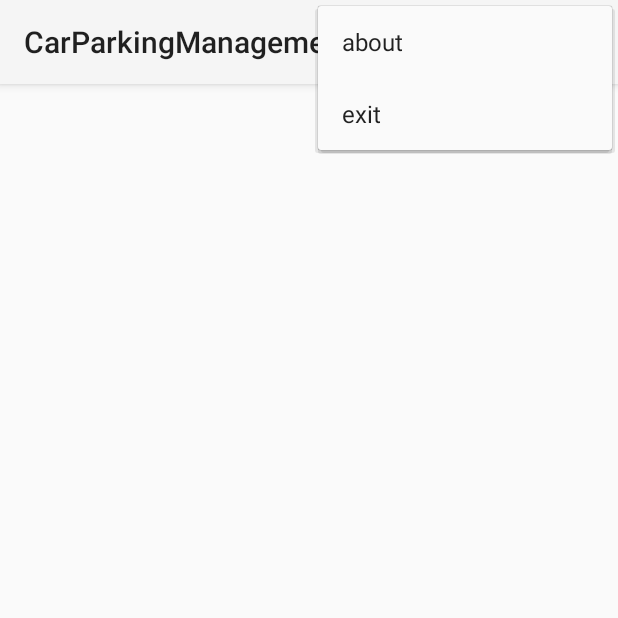
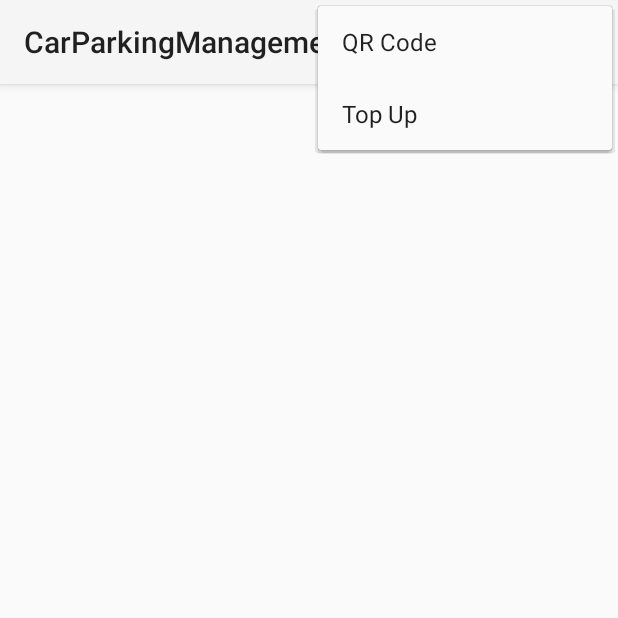
Before and after one commit to LeeBoonKong/CarParkingManagement, an Android app: the HomeScreen screen opened directly, with no data from a screen before it, with the options menu open, on a phone screen of 412 x 824 dp, the top half of it. Run offline under Robolectric (Android 15) with nearby library versions, the phone set to English and light mode, and no system bars.

Commit message:
updated menu
Latest menu with updated informations

```diff
--- a/app/src/main/res/menu/menu_main.xml
+++ b/app/src/main/res/menu/menu_main.xml
@@ -4,20 +4,12 @@
     xmlns:tools="http://schemas.android.com/tools" tools:context=".MainActivity">
 
     <item
-        android:id="@+id/add"
-        android:icon="@android:drawable/ic_menu_add"
-        app:showAsAction="always" />
-    <item
-        android:id="@+id/reset"
-        android:icon="@android:drawable/ic_menu_revert"
-        app:showAsAction="always|withText" />
-    <item
-        android:id="@+id/about"
+        android:id="@+id/qrCodeButton"
         android:icon="@android:drawable/ic_dialog_info"
-        android:title="about"
+        android:title="QR Code"
         app:showAsAction="never"></item>
     <item
-        android:id="@+id/exit"
-        android:title="exit"
+        android:id="@+id/topUpButton"
+        android:title="Top Up"
         app:showAsAction="never"></item>
 </menu>
```
